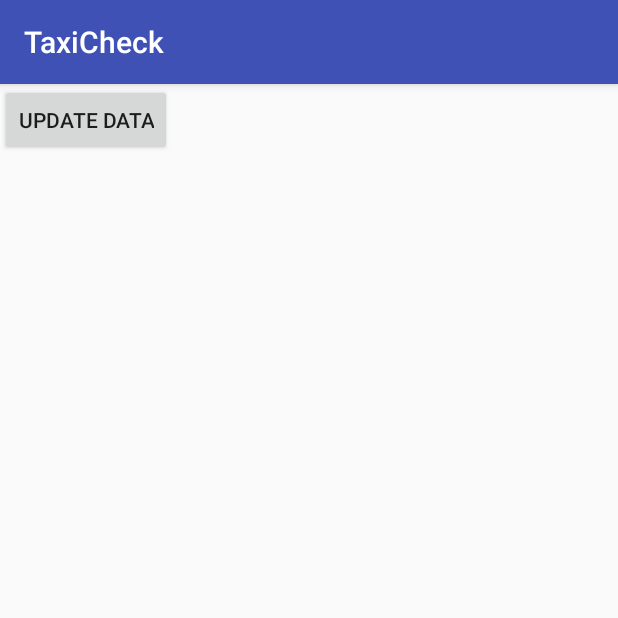
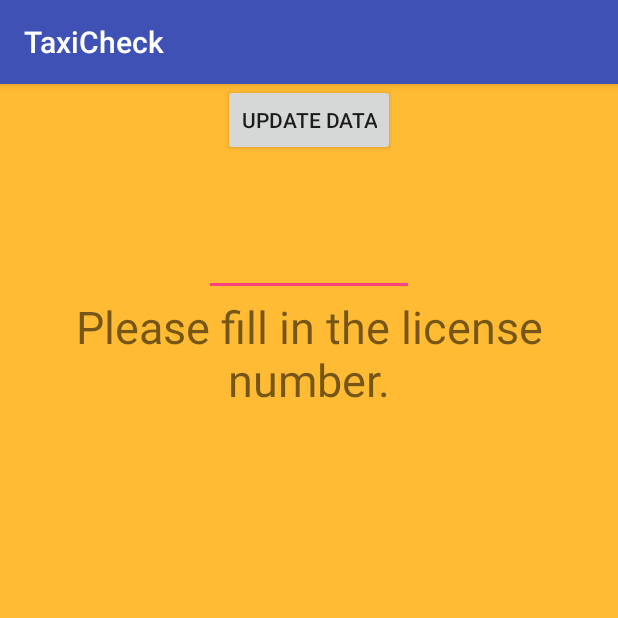
Before and after one commit to ioan-chera/TaxiCheck, an Android app: the screen it shows after launch (MainActivity), after a tap on "UPDATE DATA", on a phone screen of 412 x 824 dp, the top half of it. Run offline under Robolectric (Android 15) with nearby library versions, the phone set to English and light mode, and no system bars; our stand-ins replace Volley; libraries missing offline, so code that uses them is left out: com.itextpdf.text; network calls fail.

Commit message:
Now the app works
Only problem is that it takes awhile for the downloaded data to be
parsed, so it needs to do some background work.

```diff
--- a/app/src/main/java/org/i_chera/taxicheck/MainActivity.java
+++ b/app/src/main/java/org/i_chera/taxicheck/MainActivity.java
@@ -6,9 +6,14 @@ import android.net.Uri;
 import android.os.AsyncTask;
 import android.os.Bundle;
 import android.support.v7.app.AppCompatActivity;
+import android.text.Editable;
+import android.text.InputFilter;
+import android.text.TextWatcher;
 import android.util.Log;
 import android.view.View;
 import android.widget.Button;
+import android.widget.EditText;
+import android.widget.TextView;
 import android.widget.Toast;
 
 import com.android.volley.Request;
@@ -23,9 +28,11 @@ import org.jsoup.nodes.Document;
 import org.jsoup.nodes.Element;
 import org.jsoup.select.Elements;
 
+import java.io.FileInputStream;
+import java.io.FileOutputStream;
 import java.io.IOException;
 
-public class MainActivity extends AppCompatActivity
+public class MainActivity extends AppCompatActivity implements TextWatcher
 {
     private static final String TAG = "MainActivity";
 
@@ -37,9 +44,18 @@ public class MainActivity extends AppCompatActivity
     private static final int DATE_SIZE = 8;
     private static final int PDF_LINK_SIZE = PDF_LINK_BASE.length() + DATE_SIZE + ".pdf".length();
 
+    private static final String PREF_LATEST_PDF = "latestPdf";
+
+    private static final String DATA_FILE = "data.txt";
+
     private PdfParseTask mPdfTask;
 
     private static boolean sAppStuffInit;
+
+    private TaxiData mData;
+    private Button mButton;
+    private EditText mEditNumber;
+    private TextView mResultView;
 
     /**
      * Initializes per-app settings
@@ -61,17 +77,71 @@ public class MainActivity extends AppCompatActivity
         super.onCreate(savedInstanceState);
         initAppStuff(this);
 
+        parseData();
+
         setContentView(R.layout.activity_main);
 
-        Button updateDataButton = findViewById(R.id.button_update_data);
-        updateDataButton.setOnClickListener(new View.OnClickListener()
+        mButton = findViewById(R.id.button_update_data);
+        mButton.setOnClickListener(new View.OnClickListener()
         {
             @Override
             public void onClick(View view)
             {
-                updateData();
+                updateTaxiData();
             }
         });
+
+        mEditNumber = findViewById(R.id.edit_number);
+        mResultView = findViewById(R.id.status);
+
+        mEditNumber.addTextChangedListener(this);
+    }
+
+    @Override
+    public void afterTextChanged(Editable s)
+    {
+        if(mEditNumber == null)
+            return;
+
+
+        if(mData == null)
+        {
+            mResultView.setText(R.string.no_data_available);
+            return;
+        }
+
+        String license = mEditNumber.getText().toString();
+        license = license.toUpperCase().replaceAll("[\\s\\-]+", "");
+        if(!license.matches(TaxiData.LICENSE_PATTERN))
+        {
+            mResultView.setText(R.string.fill_in_fields);
+            return;
+        }
+        int status = mData.getLicenseStatus(license);
+
+        switch(status)
+        {
+            case TaxiData.STATUS_INVALID:
+                mResultView.setText(R.string.license_invalid);
+                break;
+            case TaxiData.STATUS_VALID:
+                mResultView.setText(R.string.license_valid);
+                break;
+            default:
+                mResultView.setText(R.string.license_unregistered);
+                break;
+        }
+
+    }
+
+    @Override
+    public void beforeTextChanged(CharSequence s, int start, int count, int after)
+    {
+    }
+
+    @Override
+    public void onTextChanged(CharSequence s, int start, int before, int count)
+    {
     }
 
     @Override
@@ -146,6 +216,16 @@ public class MainActivity extends AppCompatActivity
             return;
         }
 
+        String savedLink = getPreferences(Context.MODE_PRIVATE).getString(PREF_LATEST_PDF, "");
+        if(correctLink.equals(savedLink))
+        {
+            showToast(R.string.already_loaded);
+            if(parseData())
+                return;
+        }
+
+        getPreferences(Context.MODE_PRIVATE).edit().putString(PREF_LATEST_PDF, correctLink).apply();
+
         String link = PMB_HOME + correctLink;
         if(mPdfTask == null)
             mPdfTask = new PdfParseTask();
@@ -155,8 +235,9 @@ public class MainActivity extends AppCompatActivity
     /**
      * Update the data from the internet.
      */
-    private void updateData()
+    private void updateTaxiData()
     {
+        // Look in the shared preferences
         RequestQueue queue = Volley.newRequestQueue(this);
         StringRequest request = new StringRequest(Request.Method.GET, PMB_WEBSITE, new Response.Listener<String>()
         {
@@ -182,12 +263,17 @@ public class MainActivity extends AppCompatActivity
     private class PdfParseTask extends AsyncTask<String, Void, String>
     {
         @Override
+        protected void onPreExecute()
+        {
+            mButton.setEnabled(false);
+        }
+
+        @Override
         protected String doInBackground(String... params)
         {
             try
             {
-                String result = Utility.parsePdfFromUrl(params[0]);
-                return result;
+                return Utility.parsePdfFromUrl(params[0]);
             }
             catch(IOException e)
             {
@@ -199,10 +285,52 @@ public class MainActivity extends AppCompatActivity
         @Override
         protected void onPostExecute(String result)
         {
-            if(result != null)
-                Log.i(TAG, result);
-            else
-                showToast(R.string.could_not_parse_pdf);
+            mButton.setEnabled(true);
+
+            Log.i(TAG, "PostExecute");
+            FileOutputStream stream = null;
+            try
+            {
+                stream = openFileOutput(DATA_FILE, MODE_PRIVATE);
+                stream.write(result.getBytes());
+            }
+            catch(IOException e)
+            {
+                showToast(R.string.failed_writing);
+            }
+            finally
+            {
+                Utility.close(stream);
+            }
+
+            parseData();
+
+        }
+    }
+
+    /**
+     * Parses the data, putting it in activity's TaxiData.
+     * @return true if it managed to do it.
+     */
+    private boolean parseData()
+    {
+        Log.i(TAG, "Start parse data");
+        FileInputStream stream = null;
+        try
+        {
+            stream = openFileInput(DATA_FILE);
+            mData = new TaxiData(stream);
+            afterTextChanged(null);
+            return true;
+        }
+        catch(IOException e)
+        {
+            return false;
+        }
+        finally
+        {
+            Log.i(TAG, "Stop parse data");
+            Utility.close(stream);
         }
     }
 }
--- a/app/src/main/res/layout/activity_main.xml
+++ b/app/src/main/res/layout/activity_main.xml
@@ -1,16 +1,39 @@
 <?xml version="1.0" encoding="utf-8"?>
-<android.support.constraint.ConstraintLayout
+<RelativeLayout
     xmlns:android="http://schemas.android.com/apk/res/android"
     xmlns:app="http://schemas.android.com/apk/res-auto"
     xmlns:tools="http://schemas.android.com/tools"
     android:layout_width="match_parent"
     android:layout_height="match_parent"
-    tools:context="org.i_chera.taxicheck.MainActivity">
+    tools:context="org.i_chera.taxicheck.MainActivity"
+    android:background="@android:color/holo_orange_light">
 
     <Button
         android:id="@+id/button_update_data"
         android:layout_width="wrap_content"
         android:layout_height="wrap_content"
+        android:layout_centerHorizontal="true"
         android:text="@string/update_data"/>
+    <EditText
+        android:id="@+id/edit_number"
+        android:layout_width="140dp"
+        android:layout_height="wrap_content"
+        android:layout_centerHorizontal="true"
+        android:layout_below="@id/button_update_data"
+        android:layout_marginTop="40dp"
+        android:text=""
+        android:textAlignment="center"
+        android:maxLength="12"
+        android:textSize="24sp"
+        android:maxLines="1"
+        android:inputType="text"/>
+    <TextView
+        android:id="@+id/status"
+        android:layout_width="match_parent"
+        android:layout_height="wrap_content"
+        android:text="@string/fill_in_fields"
+        android:layout_below="@id/edit_number"
+        android:gravity="center"
+        android:textSize="30sp"/>
 
-</android.support.constraint.ConstraintLayout>
+</RelativeLayout>
--- a/app/src/main/res/values/strings.xml
+++ b/app/src/main/res/values/strings.xml
@@ -6,4 +6,13 @@
     <string name="could_not_parse_pdf">Could not parse PDF.</string>
     <string name="error_getting_taxi_data">Error getting taxi data.</string>
 
+    <string name="already_loaded">Data already loaded.</string>
+    <string name="failed_writing">Failed writing to data.</string>
+
+    <string name="license_valid">Valid</string>
+    <string name="license_invalid">Invalid</string>
+    <string name="license_unregistered">Invalid or unregistered</string>
+    <string name="fill_in_fields">Please fill in the license number.</string>
+    <string name="no_data_available">Tap \"Update Data\" first.</string>
+
 </resources>
```
Also changed, not shown: app/src/main/java/org/i_chera/taxicheck/TaxiData.java (added, +57 -0 lines), app/src/main/java/org/i_chera/taxicheck/Utility.java (+83 -4 lines), 1 other file.
